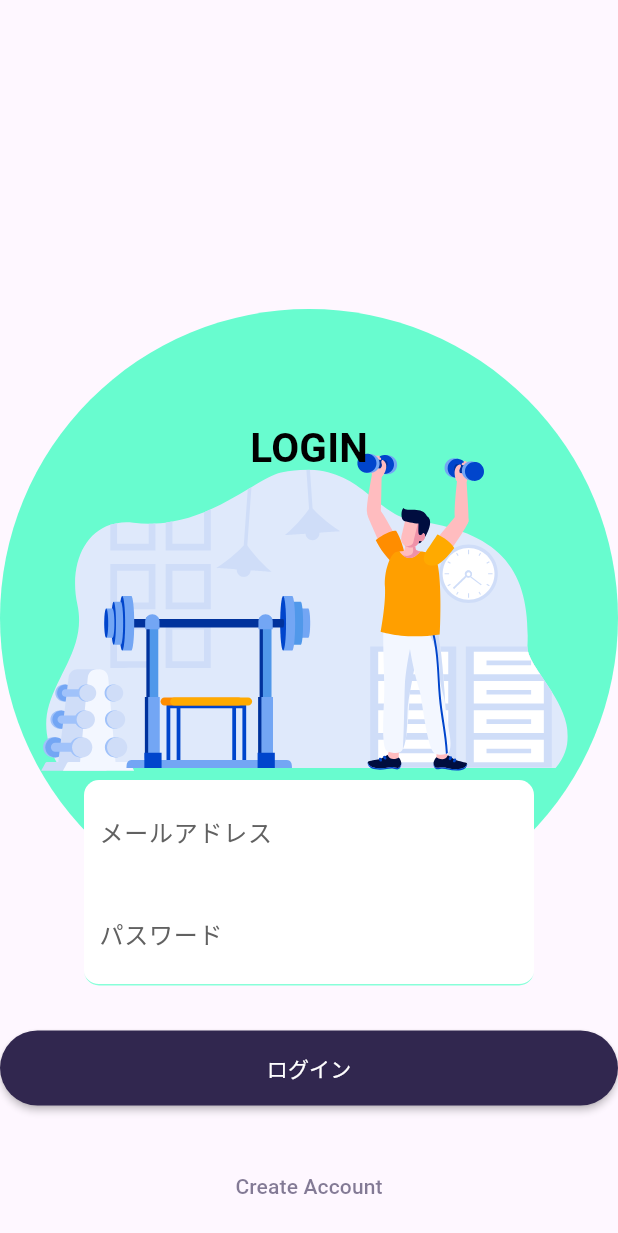
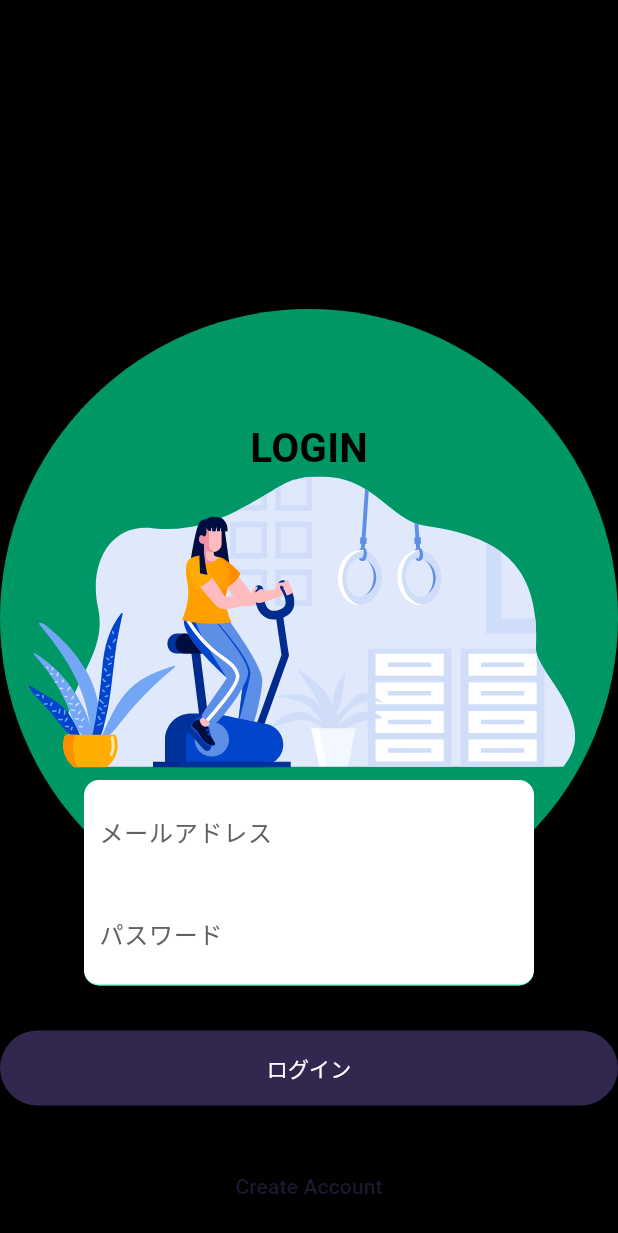
Before and after one commit to boywithdv/training, a Flutter app: the screen it shows after launch, on a phone screen of 412 x 824 dp. Shown: the top 1233 px of the screen. Run offline on Flutter 3.47's test engine with Material 3 defaults, Android fonts, the phone set to English and light mode, and no system bars; drawn by our look-alikes of animated_background; our stand-ins replace animate_do, cloud_firestore, firebase_auth, firebase_core, go_router, lottie; accounts and stored records are empty.

Commit message:
ディレクトリ調整

```diff
--- a/lib/LoginedPage.dart
+++ b/lib/LoginedPage.dart
@@ -1,4 +1,6 @@
 import 'package:flutter/material.dart';
+import 'package:training/components/backgroundAnimation.dart';
+import 'package:go_router/go_router.dart';
 
 class MyWidget extends StatefulWidget {
   const MyWidget({super.key});
@@ -11,7 +13,8 @@
   @override
   Widget build(BuildContext context) {
     return Container(
-      color: Colors.red,
+      color: Colors.transparent,
+      child: Stack(children: [BackgroundAnimation()]),
     );
   }
 }
--- a/lib/Lottie/LottieFiles.dart
+++ b/lib/Lottie/LottieFiles.dart
@@ -1,5 +1,6 @@
 import 'package:flutter/material.dart';
 import 'package:lottie/lottie.dart';
+import 'package:training/components/Circle.dart';
 
 class LottieFiles extends StatefulWidget {
   const LottieFiles({super.key});
@@ -27,9 +28,14 @@
   @override
   Widget build(BuildContext context) {
     return Center(
-      child: Container(
-        child: Lottie.asset('assets/Lottie/lottie1.json', repeat: true),
-      ),
+      child: Stack(children: [
+        Circle(),
+        Center(
+          child: Container(
+            child: Lottie.asset('assets/Lottie/lottie2.json', repeat: true),
+          ),
+        )
+      ]),
     );
   }
 }
--- a/lib/components/backgroundAnimation.dart
+++ b/lib/components/backgroundAnimation.dart
@@ -14,6 +14,7 @@
   @override
   Widget build(BuildContext context) {
     return Scaffold(
+      backgroundColor: Colors.black,
       body: AnimatedBackground(
         behaviour: RandomParticleBehaviour(
           options: const ParticleOptions(
@@ -27,7 +28,7 @@
           ),
         ),
         vsync: this,
-        child: Circle(),
+        child: Container(),
       ),
     );
   }
--- a/lib/main.dart
+++ b/lib/main.dart
@@ -1,6 +1,6 @@
 import 'package:flutter/material.dart';
 import 'package:training/firebase_options.dart';
-import 'package:training/controller/Auth/LoginForm.dart';
+import 'package:training/services/Auth/LoginForm.dart';
 import 'package:firebase_core/firebase_core.dart';
 
 void main() async {
--- a/lib/controller/Auth/LoginForm.dart
+++ b/lib/services/Auth/LoginForm.dart
@@ -1,7 +1,7 @@
 import 'package:flutter/material.dart';
 import 'package:training/Lottie/LottieFiles.dart';
 import 'package:training/components/backgroundAnimation.dart';
-import 'package:training/controller/Auth/LoginPage.dart';
+import 'package:training/services/Auth/LoginPage.dart';
 
 class LoginForm extends StatefulWidget {
   const LoginForm({super.key});
@@ -16,6 +16,7 @@
   @override
   Widget build(BuildContext context) {
     return Scaffold(
+      backgroundColor: Colors.black,
       body: Stack(
         children: [BackgroundAnimation(), LottieFiles(), LoginPage()],
       ),
--- a/lib/controller/Auth/LoginPage.dart
+++ b/lib/services/Auth/LoginPage.dart
@@ -3,8 +3,8 @@
 import 'package:provider/provider.dart';
 import 'package:training/LoginedPage.dart';
 import 'package:training/components/textfield.dart';
-import 'package:training/controller/models/LoginModel.dart';
-import 'package:training/controller/Auth/RegisterForm.dart';
+import 'package:training/models/LoginModel.dart';
+import 'package:training/services/Auth/RegisterForm.dart';
 
 class LoginPage extends StatelessWidget {
   // TextEditingControllerの作成
--- a/lib/controller/Auth/RegisterForm.dart
+++ b/lib/services/Auth/RegisterForm.dart
@@ -2,7 +2,7 @@
 import 'package:provider/provider.dart';
 import 'package:training/components/backgroundAnimation.dart';
 import 'package:training/components/textfield.dart';
-import 'package:training/controller/models/RegisterModel.dart';
+import 'package:training/models/RegisterModel.dart';
 
 class RegisterForm extends StatefulWidget {
   const RegisterForm({super.key});
--- a/pubspec.yaml
+++ b/pubspec.yaml
@@ -42,6 +42,7 @@
   firebase_core: ^2.24.0
   provider: ^6.1.1
   cloud_firestore: ^4.13.3
+  go_router: ^12.1.3
 dev_dependencies:
   flutter_test:
     sdk: flutter
```
Also changed, not shown: lib/models/LoginModel.dart (renamed from lib/controller/models/LoginModel.dart), lib/models/RegisterModel.dart (renamed from lib/controller/models/RegisterModel.dart), pubspec.lock.
